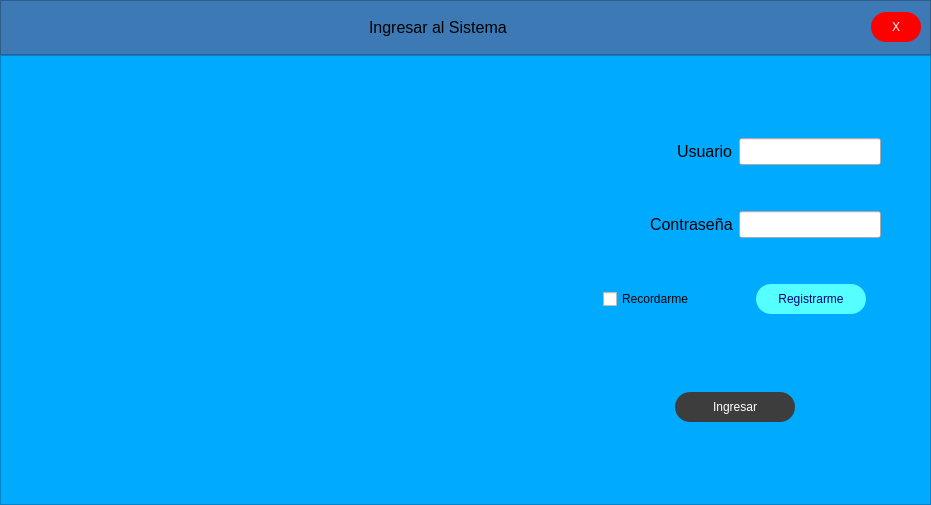
Old version of the form inventario/qt/login.ui in the repository washipash/tesita.
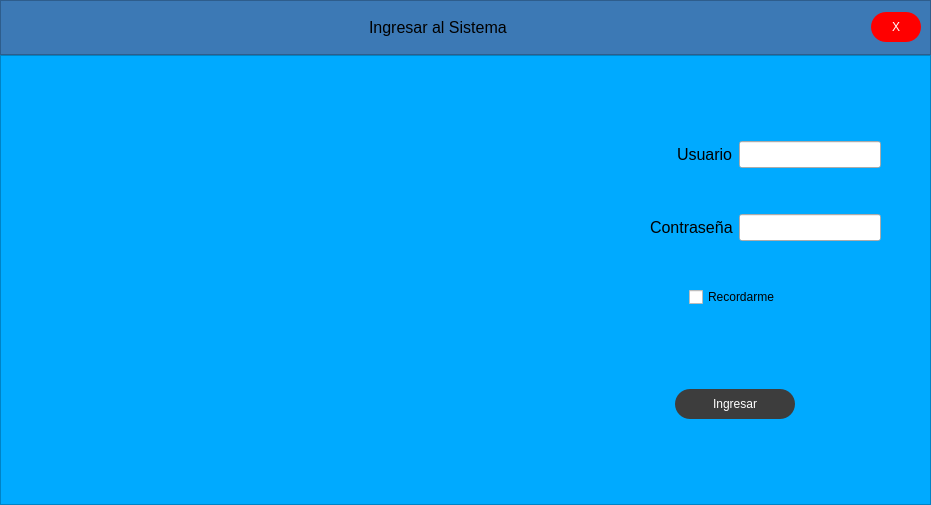
New version of the form. Icons and pictures are not drawn.

The edit to the form file:
```diff
--- a/inventario/qt/login.ui
+++ b/inventario/qt/login.ui
@@ -468,57 +468,6 @@
             </property>
            </widget>
           </item>
-          <item>
-           <spacer name="horizontalSpacer_5">
-            <property name="orientation">
-             <enum>Qt::Horizontal</enum>
-            </property>
-            <property name="sizeType">
-             <enum>QSizePolicy::Expanding</enum>
-            </property>
-            <property name="sizeHint" stdset="0">
-             <size>
-              <width>40</width>
-              <height>20</height>
-             </size>
-            </property>
-           </spacer>
-          </item>
-          <item>
-           <widget class="QPushButton" name="register_btn">
-            <property name="minimumSize">
-             <size>
-              <width>110</width>
-              <height>30</height>
-             </size>
-            </property>
-            <property name="styleSheet">
-             <string notr="true">
-QPushButton{
-background-color:rgb(85, 255, 255);
-border-radius: 15px;
-color: rgb(0, 0, 127);
-font: 77 10pt &quot;Arial Black&quot;;
-}
-
-QPushButton:hover{
-background-color: rgb(0, 0, 127);
-color:rgb(85, 255, 255);
-font: 77 10pt &quot;Arial Black&quot;;
-}
-</string>
-            </property>
-            <property name="text">
-             <string>Registrarme</string>
-            </property>
-            <property name="autoDefault">
-             <bool>false</bool>
-            </property>
-            <property name="default">
-             <bool>false</bool>
-            </property>
-           </widget>
-          </item>
           <item>
            <spacer name="horizontalSpacer_13">
             <property name="orientation">
```
Left out of the diff: 3 changed lines with no effect on the pictures.
